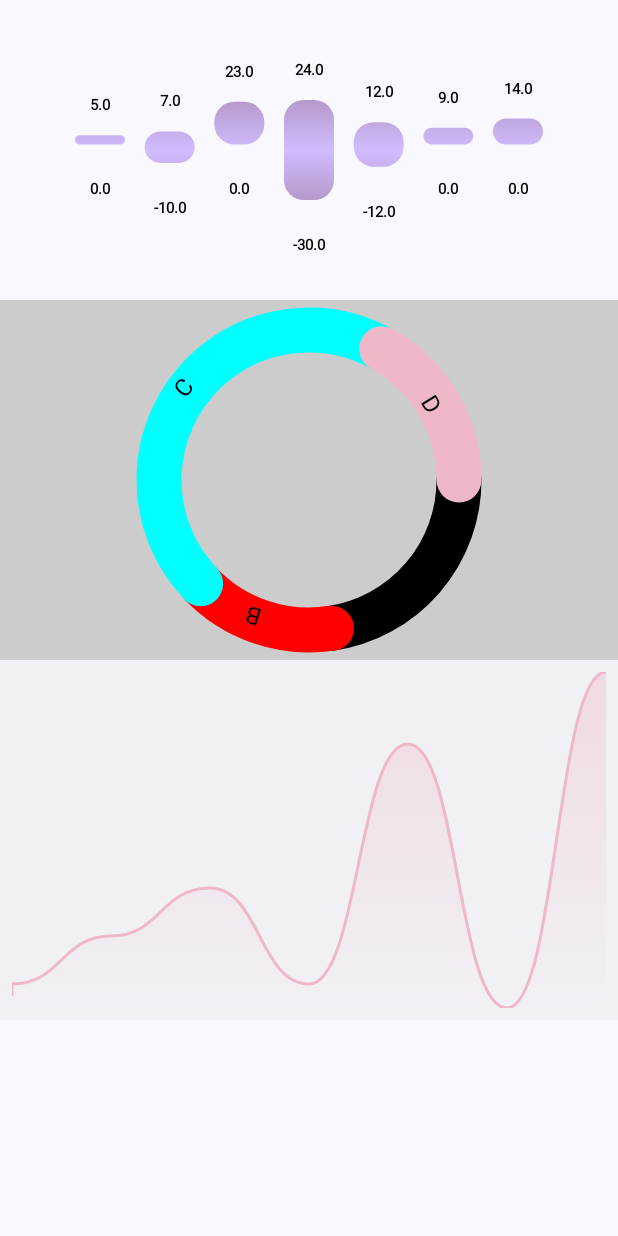
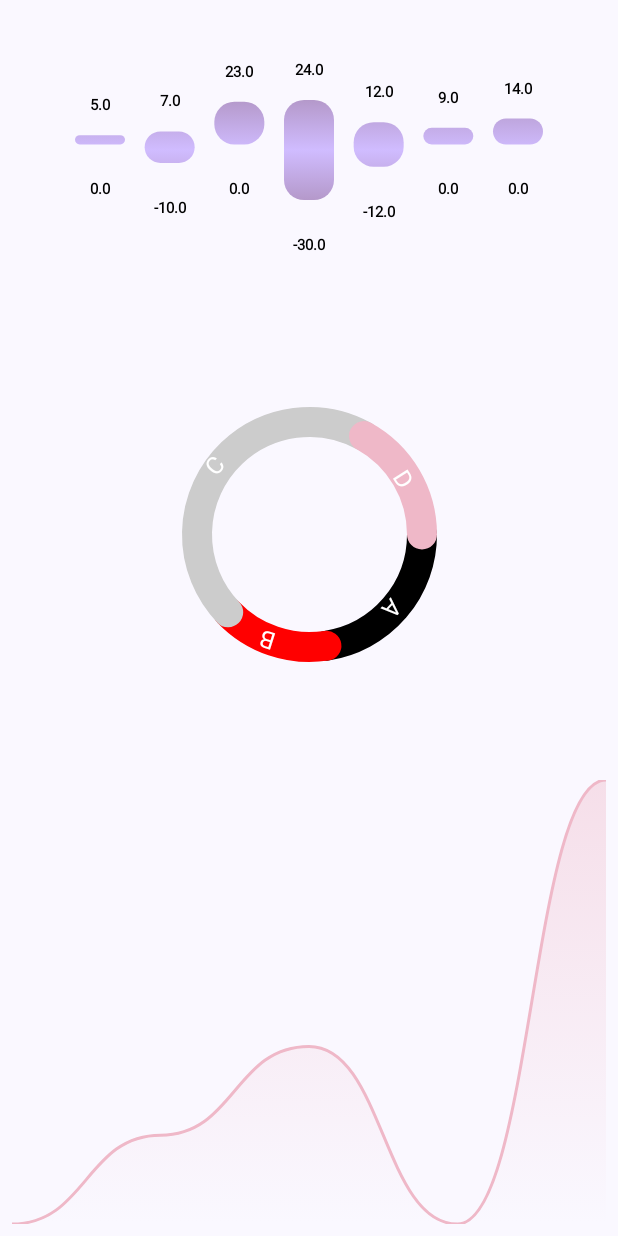
Before and after one commit to md0092651/PlotWizard, an Android app built with Jetpack Compose: the screen it shows after launch (MainActivity), on a phone screen of 412 x 824 dp. Run offline under Robolectric (Android 15) with nearby library versions, the phone set to English and light mode, and no system bars.

Commit message:
:recycle: Moved animation type and time to chart data

```diff
--- a/app/src/main/java/com/charts/sample/plotwizard/MainActivity.kt
+++ b/app/src/main/java/com/charts/sample/plotwizard/MainActivity.kt
@@ -3,8 +3,10 @@ package com.charts.sample.plotwizard
 import android.os.Bundle
 import androidx.activity.ComponentActivity
 import androidx.activity.compose.setContent
-import androidx.compose.foundation.background
-import androidx.compose.foundation.layout.*
+import androidx.compose.foundation.layout.Column
+import androidx.compose.foundation.layout.fillMaxSize
+import androidx.compose.foundation.layout.fillMaxWidth
+import androidx.compose.foundation.layout.height
 import androidx.compose.material3.MaterialTheme
 import androidx.compose.material3.Surface
 import androidx.compose.material3.Text
@@ -14,13 +16,12 @@ import androidx.compose.ui.graphics.Color
 import androidx.compose.ui.tooling.preview.Preview
 import androidx.compose.ui.unit.dp
 import com.charts.plotwizard.animation.AnimationType
-import com.charts.plotwizard.getMockRangeList
 import com.charts.plotwizard.chartstyle.ChartStyle
 import com.charts.plotwizard.getMockLineList
 import com.charts.plotwizard.getMockPieList
+import com.charts.plotwizard.getMockRangeList
 import com.charts.plotwizard.ui.Chart
 import com.charts.sample.plotwizard.ui.theme.Pink40
-import com.charts.sample.plotwizard.ui.theme.Pink80
 import com.charts.sample.plotwizard.ui.theme.PlotWizardTheme
 import com.charts.sample.plotwizard.ui.theme.Purple80
 
@@ -31,7 +32,11 @@ class MainActivity : ComponentActivity() {
             PlotWizardTheme {
                 Surface(modifier = Modifier.fillMaxSize(), color = MaterialTheme.colorScheme.background) {
                     Column() {
-                        Column(modifier = Modifier.fillMaxWidth().height(200.dp)) {
+                        Column(
+                            modifier = Modifier
+                                .fillMaxWidth()
+                                .height(200.dp)
+                        ) {
                             Chart(
                                 chartListData = getMockRangeList(),
                                 animationType = AnimationType.Bouncy(10F),
@@ -42,14 +47,25 @@ class MainActivity : ComponentActivity() {
                                 )
                             )
                         }
-                        Column(modifier = Modifier.fillMaxWidth().height(240.dp).background(color = Color.LightGray)) {
+                        Column(
+                            modifier = Modifier
+                                .fillMaxWidth()
+                                .height(240.dp)
+                                .weight(1F)
+                        ) {
                             Chart(
                                 chartListData = getMockPieList(),
+                                chartStyle = ChartStyle.PieChartStyle(chartSize = 150.dp, strokeWidth = 20.dp),
                                 animationType = AnimationType.Linear(2000)
                             )
                         }
 
-                        Column(modifier = Modifier.fillMaxWidth().height(240.dp).background(color = Color.LightGray.copy(alpha = 0.2F))) {
+                        Column(
+                            modifier = Modifier
+                                .fillMaxWidth()
+                                .weight(1F)
+                                .height(240.dp)
+                        ) {
                             Chart(
                                 chartListData = getMockLineList(),
                                 animationType = AnimationType.Bouncy(20F)
@@ -61,16 +77,3 @@ class MainActivity : ComponentActivity() {
         }
     }
 }
-
-@Composable
-fun Greeting(name: String) {
-    Text(text = "Hello $name!")
-}
-
-@Preview(showBackground = true)
-@Composable
-fun DefaultPreview() {
-    PlotWizardTheme {
-        Greeting("Android")
-    }
-}
--- a/plotwizard/src/main/java/com/charts/plotwizard/TestData.kt
+++ b/plotwizard/src/main/java/com/charts/plotwizard/TestData.kt
@@ -17,7 +17,7 @@ fun getMockRangeList() = listOf(
 fun getMockPieList()= listOf(
     ChartEntry.PieChartEntry(40, "A", Color.Black),
     ChartEntry.PieChartEntry(27, "B",Color.Red),
-    ChartEntry.PieChartEntry(80, "C",Color.Cyan),
+    ChartEntry.PieChartEntry(80, "C",Color.LightGray),
     ChartEntry.PieChartEntry(30, "D", Pink80),
 )
 
@@ -26,7 +26,5 @@ fun getMockLineList() = listOf(
     ChartEntry.LineChartEntry(2, 200F,"B"),
     ChartEntry.LineChartEntry(3, 300F,"C"),
     ChartEntry.LineChartEntry(4, 100F,"D"),
-    ChartEntry.LineChartEntry(5, 600F,"E"),
-    ChartEntry.LineChartEntry(6, 50F,"F"),
-    ChartEntry.LineChartEntry(7, 750F,"G")
+    ChartEntry.LineChartEntry(5, 600F,"E")
 )
--- a/plotwizard/src/main/java/com/charts/plotwizard/chartdata/ChartData.kt
+++ b/plotwizard/src/main/java/com/charts/plotwizard/chartdata/ChartData.kt
@@ -1,9 +1,17 @@
 package com.charts.plotwizard.chartdata
 
+import androidx.compose.animation.core.Animatable
+import androidx.compose.animation.core.AnimationSpec
+import androidx.compose.animation.core.AnimationVector1D
 import com.charts.plotwizard.chartstyle.ChartStyle
 import com.charts.plotwizard.charttype.ChartType
 
-class ChartData(val list: List<ChartEntry>, private val chartStyle: ChartStyle) {
+class ChartData(
+    val list: List<ChartEntry>,
+    private val chartStyle: ChartStyle,
+    val animateProgress: Animatable<Float, AnimationVector1D>,
+    val animation: AnimationSpec<Float>
+) {
 
     val numberOfBars = list.size
 
--- a/plotwizard/src/main/java/com/charts/plotwizard/chartstyle/ChartStyle.kt
+++ b/plotwizard/src/main/java/com/charts/plotwizard/chartstyle/ChartStyle.kt
@@ -33,7 +33,8 @@ sealed class ChartStyle{
         val startAngle:Float = 0F,
         val strokeWidth:Dp = 30.dp,
         val strokeCap: StrokeCap = StrokeCap.Round,
-        val textSize: TextUnit = 16.sp
+        val textSize: TextUnit = 16.sp,
+        val textColor: Color = Color.White
     ):ChartStyle()
 
     data class LineChartStyle(
--- a/plotwizard/src/main/java/com/charts/plotwizard/ui/Chart.kt
+++ b/plotwizard/src/main/java/com/charts/plotwizard/ui/Chart.kt
@@ -29,7 +29,6 @@ fun Chart(
     chartStyle: ChartStyle = DefaultStyle(),
     animationType: AnimationType = AnimationType.None,
 ) {
-    val chartData = remember { ChartData(chartListData,chartStyle) }
     val animateProgress = remember {
         if (animationType == AnimationType.None) {
             Animatable(1f)
@@ -40,11 +39,11 @@ fun Chart(
     LaunchedEffect(key1 = chartListData, block = {
         animateProgress.animateTo(1F, animationType.animation)
     })
-
+    val chartData = remember { ChartData(chartListData,chartStyle,animateProgress,animationType.animation) }
     when(chartData.getChartType()){
-        ChartType.RangeBar-> RangeChart(data = chartData, modifier = modifier, animateProgress = animateProgress)
-        ChartType.Pie-> PieChart(data = chartData, modifier = modifier,animateProgress = animateProgress)
-        ChartType.Line-> LineChart(data = chartData, modifier = modifier,animateProgress = animateProgress)
+        ChartType.RangeBar-> RangeChart(data = chartData, modifier = modifier)
+        ChartType.Pie-> PieChart(data = chartData, modifier = modifier)
+        ChartType.Line-> LineChart(data = chartData, modifier = modifier)
         else -> Unit
     }
 }
--- a/plotwizard/src/main/java/com/charts/plotwizard/ui/LineChart.kt
+++ b/plotwizard/src/main/java/com/charts/plotwizard/ui/LineChart.kt
@@ -27,7 +27,7 @@ import com.charts.plotwizard.ui.theme.Pink80
 import kotlinx.coroutines.launch
 
 @Composable
-internal fun LineChart(data: ChartData, modifier: Modifier,  animateProgress: Animatable<Float, AnimationVector1D>) {
+internal fun LineChart(data: ChartData, modifier: Modifier) {
     Box(
         modifier = modifier
             .fillMaxSize()
@@ -41,7 +41,10 @@ internal fun LineChart(data: ChartData, modifier: Modifier,  animateProgress: An
                 .fillMaxSize()
                 .align(Alignment.Center)
                 .clickable {
-                    coroutineScope.launch {}
+                    coroutineScope.launch {
+                        data.animateProgress.snapTo(0f)
+                        data.animateProgress.animateTo(1f, data.animation)
+                    }
                 }
                 .drawWithCache {
                     val path = generateSmoothPath(data, size)
@@ -52,7 +55,7 @@ internal fun LineChart(data: ChartData, modifier: Modifier,  animateProgress: An
                     filledPath.close()
 
                     onDrawBehind {
-                        clipRect(right = size.width * animateProgress.value) {
+                        clipRect(right = size.width *  data.animateProgress.value) {
                             drawPath(path, Pink80, style = Stroke(2.dp.toPx()))
                             drawPath(
                                 filledPath,
--- a/plotwizard/src/main/java/com/charts/plotwizard/ui/PieChart.kt
+++ b/plotwizard/src/main/java/com/charts/plotwizard/ui/PieChart.kt
@@ -15,6 +15,7 @@ import androidx.compose.ui.draw.drawWithCache
 import androidx.compose.ui.graphics.drawscope.Stroke
 import androidx.compose.ui.graphics.drawscope.drawIntoCanvas
 import androidx.compose.ui.graphics.nativeCanvas
+import androidx.compose.ui.graphics.toArgb
 import androidx.compose.ui.unit.dp
 import com.charts.plotwizard.chartdata.ChartData
 import com.charts.plotwizard.chartdata.ChartEntry
@@ -22,7 +23,7 @@ import com.charts.plotwizard.chartstyle.ChartStyle
 import kotlinx.coroutines.launch
 
 @Composable
-internal fun PieChart(data: ChartData, modifier: Modifier,   animateProgress: Animatable<Float, AnimationVector1D>) {
+internal fun PieChart(data: ChartData, modifier: Modifier) {
     val chartStyle = remember { data.getChartStyle() as ChartStyle.PieChartStyle }
     Box(
         modifier = modifier
@@ -38,8 +39,8 @@ internal fun PieChart(data: ChartData, modifier: Modifier,   animateProgress: An
                 .size(chartStyle.chartSize)
                 .clickable {
                     coroutineScope.launch {
-//                        animateProgress.snapTo(0f)
-//                        animateProgress.animateTo(1f, animationType.animation)
+                        data.animateProgress.snapTo(0f)
+                        data.animateProgress.animateTo(1f, data.animation)
                     }
                 }
                 .drawWithCache {
@@ -48,7 +49,7 @@ internal fun PieChart(data: ChartData, modifier: Modifier,   animateProgress: An
                         val total = data.list.sumOf { (it as ChartEntry.PieChartEntry).value }
                         data.list.forEach { chartEntry ->
                             val entryValue = (chartEntry as ChartEntry.PieChartEntry).value
-                            val sweepAngle = (360 * entryValue.toFloat() / total.toFloat()) * animateProgress.value
+                            val sweepAngle = (360 * entryValue.toFloat() / total.toFloat()) * data.animateProgress.value
                             drawArc(
                                 color = chartEntry.color,
                                 startAngle = startAngle,
@@ -75,6 +76,7 @@ internal fun PieChart(data: ChartData, modifier: Modifier,   animateProgress: An
                                         Paint().apply {
                                             textSize = chartStyle.textSize.toPx()
                                             textAlign = Paint.Align.CENTER
+                                            color = chartStyle.textColor.toArgb()
                                         }
                                     )
                                 }
--- a/plotwizard/src/main/java/com/charts/plotwizard/ui/RangeChart.kt
+++ b/plotwizard/src/main/java/com/charts/plotwizard/ui/RangeChart.kt
@@ -27,8 +27,7 @@ import kotlin.math.abs
 @Composable
 internal fun RangeChart(
     data: ChartData,
-    modifier: Modifier = Modifier,
-    animateProgress: Animatable<Float, AnimationVector1D>
+    modifier: Modifier = Modifier
 ) {
     Box(modifier = modifier.fillMaxSize()) {
 
@@ -42,8 +41,8 @@ internal fun RangeChart(
             modifier = Modifier.fillMaxSize()
                 .clickable {
                     coroutineScope.launch {
-                        //animateProgress.snapTo(0f)
-                        //animateProgress.animateTo(1f, animationType.animation)
+                        data.animateProgress.snapTo(0f)
+                        data.animateProgress.animateTo(1f, data.animation)
                     }
                 }
             .drawWithCache {
@@ -53,7 +52,7 @@ internal fun RangeChart(
                     val padding = chartStyle.padding
 
                     val xIncrement = (canvasWidth - 2 * padding) / (data.numberOfBars - 1)
-                    val yIncrement = ((canvasHeight - 2 * padding) / (abs(data.getMinimumValue()) + abs(data.getHighestValue()))) * animateProgress.value
+                    val yIncrement = ((canvasHeight - 2 * padding) / (abs(data.getMinimumValue()) + abs(data.getHighestValue()))) *  data.animateProgress.value
 
                     val referenceBarThickness = chartStyle.barThickness
 
@@ -62,7 +61,7 @@ internal fun RangeChart(
                         val yUpper = padding + yIncrement * (data.getHighestValue() - data.getHighestValueAtIndex(i))
                         val yLower = padding + yIncrement * (data.getHighestValue() - data.getLowestValueAtIndex(i))
 
-                        val h = (yUpper - yLower) * animateProgress.value
+                        val h = (yUpper - yLower) *  data.animateProgress.value
                         val w = referenceBarThickness.toFloat()
                         val brush = Brush.verticalGradient(chartStyle.chartBrush)
 
```
Also changed, not shown: 1 other file.
